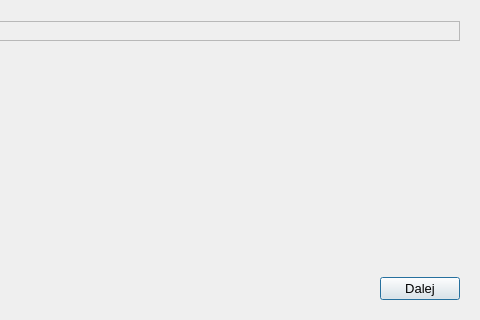
Old version of the form CzujkiLinioweApp/oknopodsumowanietestu.ui in the repository wiacekmarcin/CzujkiLiniowe; both pictures show x 410 to 890 and y 384 to 704 of the 890 by 704 pixel window.
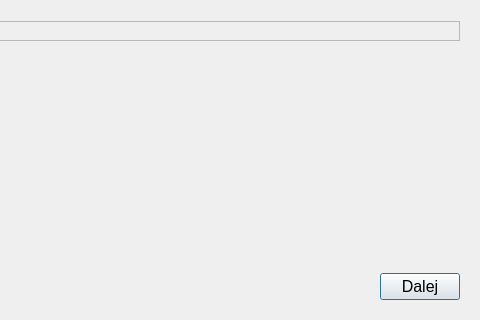
New version of the form. Icons and pictures are not drawn.

Diff of the .ui file:
```diff
--- a/CzujkiLinioweApp/oknopodsumowanietestu.ui
+++ b/CzujkiLinioweApp/oknopodsumowanietestu.ui
@@ -19,7 +19,7 @@
   <property name="font">
    <font>
     <family>Arial</family>
-    <pointsize>10</pointsize>
+    <pointsize>12</pointsize>
    </font>
   </property>
   <property name="windowTitle">
```
